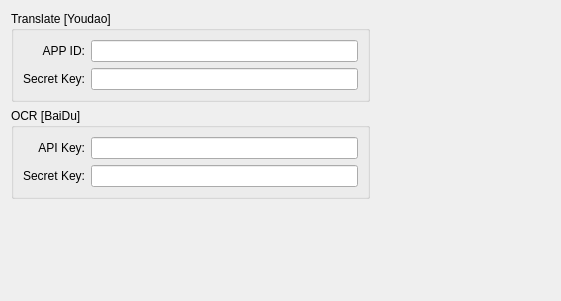
XMuli/SunnyCapturer, file src/ui/composite_widgets/tokens.ui: the form before one commit.
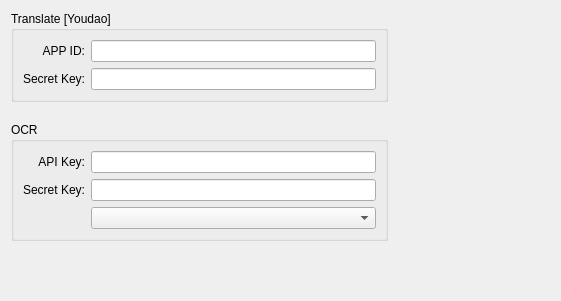
The form after the commit.

Commit message: feat: Configuration file to add OCR line switching

What changed in the file:
```diff
--- a/src/ui/composite_widgets/tokens.ui
+++ b/src/ui/composite_widgets/tokens.ui
@@ -13,7 +13,10 @@
   <property name="windowTitle">
    <string>Form</string>
   </property>
-  <layout class="QGridLayout" name="gridLayout" columnstretch="2,1">
+  <layout class="QGridLayout" name="gridLayout" columnstretch="7,3">
+   <property name="verticalSpacing">
+    <number>20</number>
+   </property>
    <item row="0" column="0">
     <widget class="QGroupBox" name="groupBox_9">
      <property name="title">
@@ -84,7 +87,7 @@
    <item row="1" column="0">
     <widget class="QGroupBox" name="gbBaiDuApi">
      <property name="title">
-      <string>OCR [BaiDu]</string>
+      <string>OCR</string>
      </property>
      <layout class="QHBoxLayout" name="horizontalLayout_8">
       <property name="leftMargin">
@@ -102,27 +105,7 @@
       <item>
        <widget class="QWidget" name="widget_6" native="true">
         <layout class="QGridLayout" name="gridLayout_6">
-         <item row="0" column="0">
-          <widget class="QLabel" name="label_2">
-           <property name="text">
-            <string>API Key:</string>
-           </property>
-           <property name="alignment">
-            <set>Qt::AlignRight|Qt::AlignTrailing|Qt::AlignVCenter</set>
-           </property>
-          </widget>
-         </item>
-         <item row="0" column="1">
-          <widget class="QLineEdit" name="leBdApiKey">
-           <property name="styleSheet">
-            <string notr="true">lineedit-password-character: 42;</string>
-           </property>
-           <property name="echoMode">
-            <enum>QLineEdit::Normal</enum>
-           </property>
-          </widget>
-         </item>
-         <item row="1" column="0">
+         <item row="2" column="0">
           <widget class="QLabel" name="label_6">
            <property name="text">
             <string>Secret Key:</string>
@@ -133,6 +116,16 @@
           </widget>
          </item>
          <item row="1" column="1">
+          <widget class="QLineEdit" name="leBdApiKey">
+           <property name="styleSheet">
+            <string notr="true">lineedit-password-character: 42;</string>
+           </property>
+           <property name="echoMode">
+            <enum>QLineEdit::Normal</enum>
+           </property>
+          </widget>
+         </item>
+         <item row="2" column="1">
           <widget class="QLineEdit" name="leBdSecretKey">
            <property name="styleSheet">
             <string notr="true">lineedit-password-character: 42;</string>
@@ -142,6 +135,32 @@
            </property>
           </widget>
          </item>
+         <item row="1" column="0">
+          <widget class="QLabel" name="label_2">
+           <property name="text">
+            <string>API Key:</string>
+           </property>
+           <property name="alignment">
+            <set>Qt::AlignRight|Qt::AlignTrailing|Qt::AlignVCenter</set>
+           </property>
+          </widget>
+         </item>
+         <item row="3" column="1">
+          <widget class="QComboBox" name="cbbChannel"/>
+         </item>
+         <item row="3" column="0">
+          <widget class="QLabel" name="labIcon">
+           <property name="text">
+            <string/>
+           </property>
+           <property name="scaledContents">
+            <bool>true</bool>
+           </property>
+           <property name="alignment">
+            <set>Qt::AlignRight|Qt::AlignTrailing|Qt::AlignVCenter</set>
+           </property>
+          </widget>
+         </item>
         </layout>
        </widget>
       </item>
```
Left out of the diff: 40 changed lines with no effect on the pictures. The commit also changes 12 other files.
